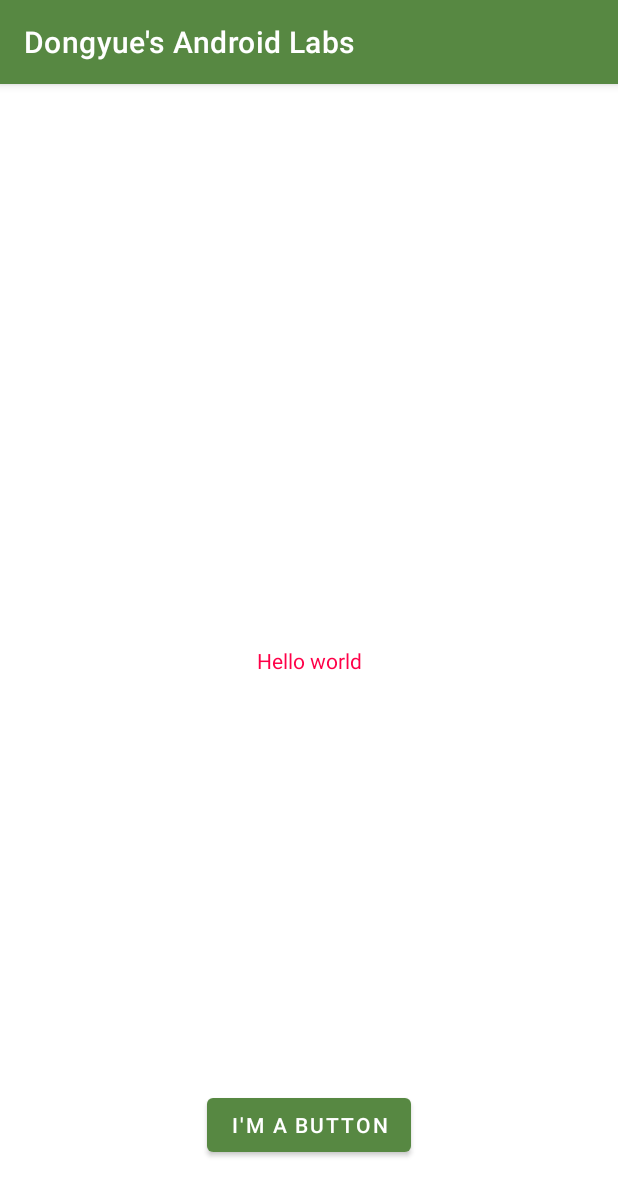
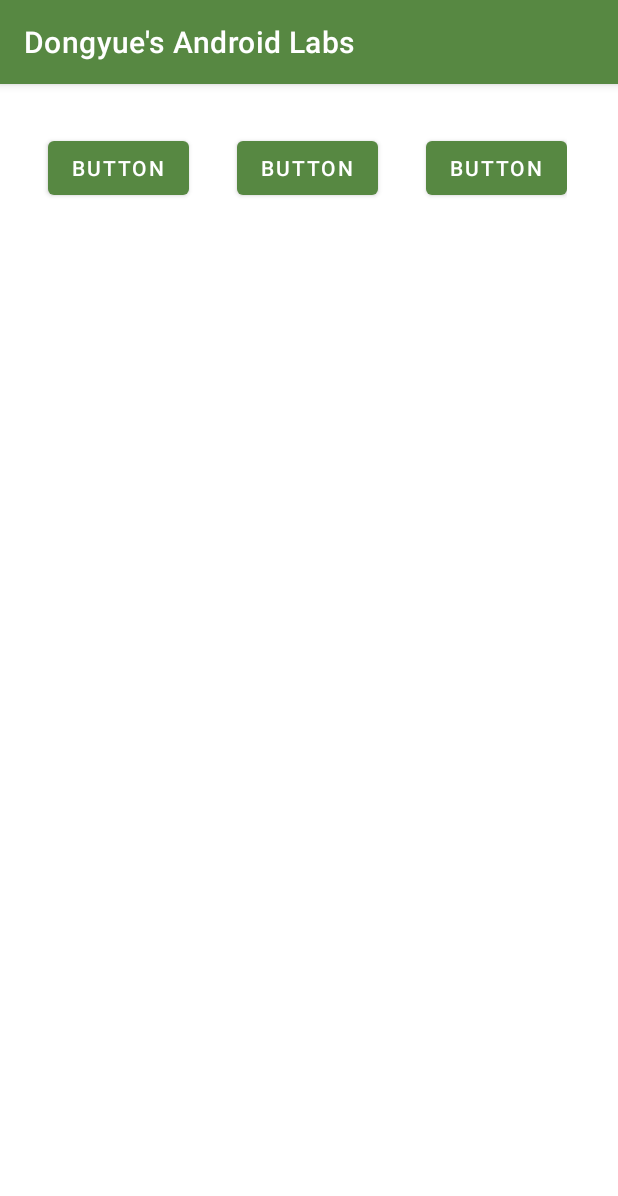
Before and after one commit to dongyue-zhang/MyAndroidLabs, an Android app: the screen it shows after launch (MainActivity), on a phone screen of 412 x 824 dp. Shown: the top 1196 px of the screen. Run offline under Robolectric (Android 15) with nearby library versions, the phone set to English and light mode, and no system bars.

Commit message:
Finished step 2

```diff
--- a/app/src/main/res/layout/activity_main.xml
+++ b/app/src/main/res/layout/activity_main.xml
@@ -2,27 +2,64 @@
 <androidx.constraintlayout.widget.ConstraintLayout xmlns:android="http://schemas.android.com/apk/res/android"
     xmlns:app="http://schemas.android.com/apk/res-auto"
     xmlns:tools="http://schemas.android.com/tools"
-    android:layout_width="match_parent"
-    android:layout_height="match_parent"
-    tools:context=".MainActivity">
+    android:layout_width="wrap_content"
+    android:layout_height="wrap_content"
+    tools:context=".MainActivity"
+    tools:layout_editor_absoluteX="2dp"
+    tools:layout_editor_absoluteY="0dp">
 
-    <TextView
+    <!--    <TextView-->
+    <!--        android:id="@+id/textView"-->
+    <!--        android:layout_width="wrap_content"-->
+    <!--        android:layout_height="wrap_content"-->
+    <!--        android:text="@string/hello_message"-->
+    <!--        app:layout_constraintBottom_toBottomOf="parent"-->
+    <!--        app:layout_constraintEnd_toEndOf="parent"-->
+    <!--        app:layout_constraintStart_toStartOf="parent"-->
+    <!--        app:layout_constraintTop_toTopOf="parent" />-->
+
+    <!--    <Button-->
+    <!--        android:id="@+id/button"-->
+    <!--        android:layout_width="wrap_content"-->
+    <!--        android:layout_height="wrap_content"-->
+    <!--        android:layout_marginBottom="50dp"-->
+    <!--        android:text="@string/button_message"-->
+    <!--        app:layout_constraintBottom_toBottomOf="parent"-->
+    <!--        app:layout_constraintEnd_toEndOf="parent"-->
+    <!--        app:layout_constraintHorizontal_bias="0.5"-->
+    <!--        app:layout_constraintStart_toStartOf="parent" />-->
+
+    <Button
+        android:id="@+id/button1"
         android:layout_width="wrap_content"
         android:layout_height="wrap_content"
-        android:text="@string/hello_message"
-        app:layout_constraintBottom_toBottomOf="parent"
-        app:layout_constraintEnd_toEndOf="parent"
+        android:layout_marginStart="32dp"
+        android:layout_marginTop="32dp"
+        android:text="Button"
+        app:layout_constraintEnd_toStartOf="@+id/button2"
+        app:layout_constraintHorizontal_bias="0.5"
         app:layout_constraintStart_toStartOf="parent"
         app:layout_constraintTop_toTopOf="parent" />
 
     <Button
+        android:id="@+id/button2"
         android:layout_width="wrap_content"
         android:layout_height="wrap_content"
-        android:layout_marginBottom="50dp"
-        android:text="@string/button_message"
-        app:layout_constraintBottom_toBottomOf="parent"
+        android:layout_marginStart="32dp"
+        android:text="Button"
+        app:layout_constraintEnd_toStartOf="@+id/button3"
+        app:layout_constraintHorizontal_bias="0.5"
+        app:layout_constraintStart_toEndOf="@+id/button1"
+        app:layout_constraintTop_toTopOf="@+id/button1" />
+
+    <Button
+        android:id="@+id/button3"
+        android:layout_width="wrap_content"
+        android:layout_height="wrap_content"
+        android:layout_marginStart="32dp"
+        android:text="Button"
         app:layout_constraintEnd_toEndOf="parent"
         app:layout_constraintHorizontal_bias="0.5"
-        app:layout_constraintStart_toStartOf="parent" />
-
+        app:layout_constraintStart_toEndOf="@+id/button2"
+        app:layout_constraintTop_toTopOf="@+id/button2" />
 </androidx.constraintlayout.widget.ConstraintLayout>
```
